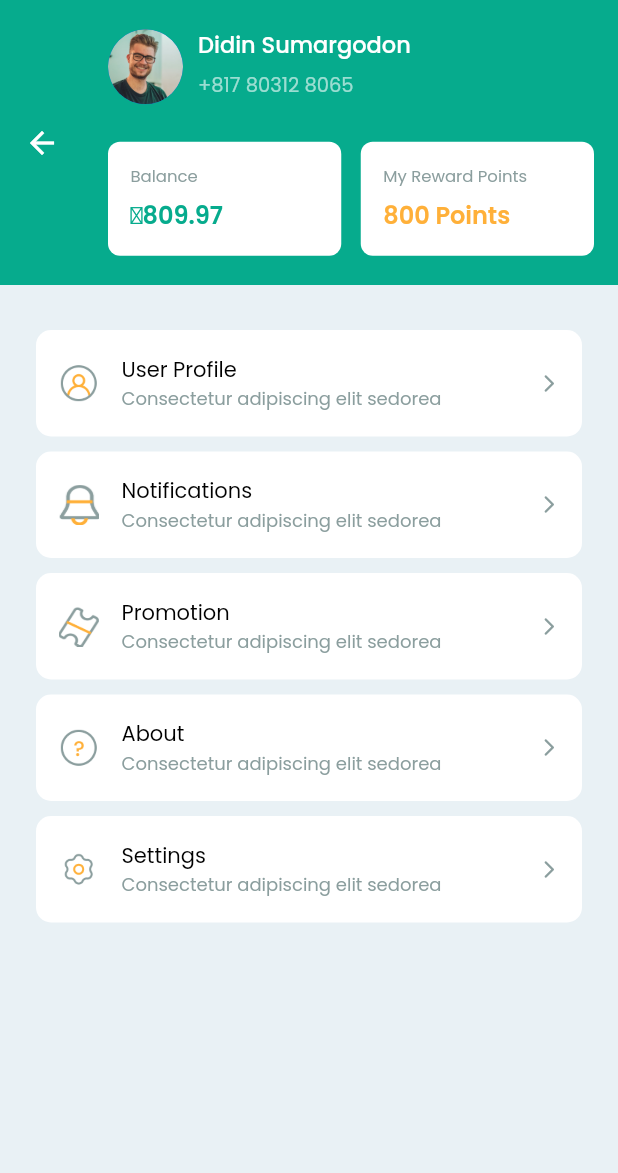
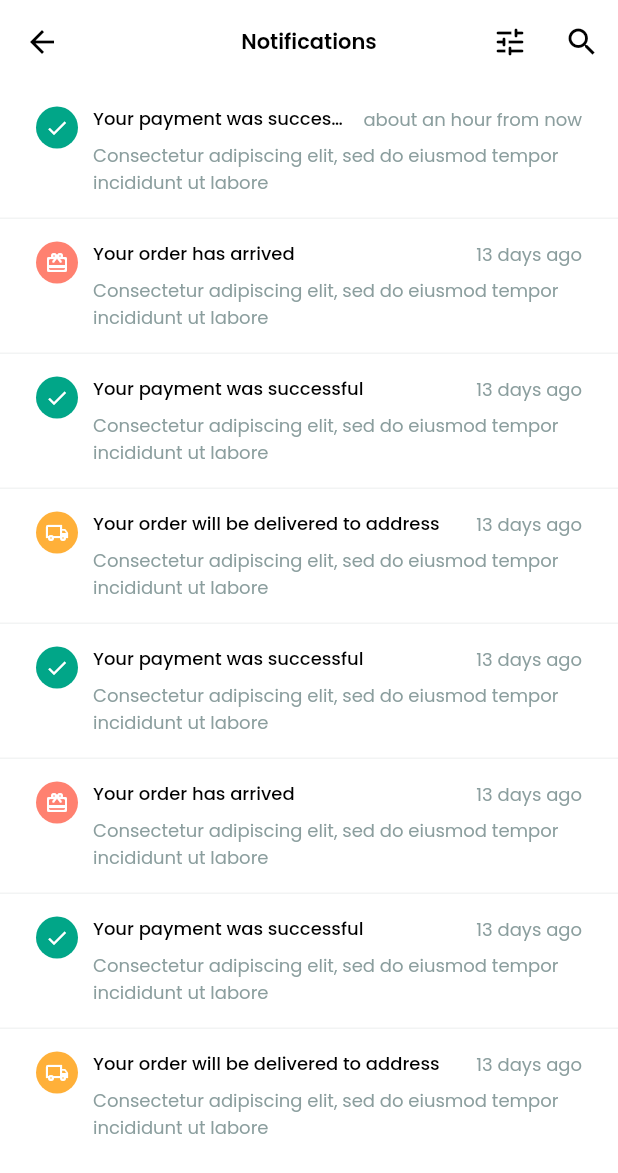
Before and after one commit to Manuelkpatsu/massar_app, a Flutter app: the ProfileScreen screen opened by its route, after a tap on "Notifications", on a phone screen of 412 x 824 dp. Shown: the top 1173 px of the screen. Run offline on Flutter 3.47's test engine with Material 2 defaults, Android fonts, the phone set to English and light mode, and no system bars; our stand-ins replace animated_splash_screen, badges, equatable, google_fonts, page_transition, persistent_bottom_nav_bar and 1 more.

Commit message:
Implement notifications screen

```diff
--- /dev/null
+++ b/lib/models/notification.dart
@@ -0,0 +1,20 @@
+import 'package:equatable/equatable.dart';
+
+enum OrderStatus { success, arrived, onWay }
+
+class NotificationItem extends Equatable {
+  final int id;
+  final OrderStatus status;
+  final String message;
+  final DateTime date;
+
+  const NotificationItem({
+    required this.id,
+    required this.status,
+    required this.message,
+    required this.date,
+  });
+
+  @override
+  List<Object?> get props => [id, status, message, date];
+}
--- a/lib/router.dart
+++ b/lib/router.dart
@@ -5,6 +5,7 @@ import 'screens/auth/register/register_screen.dart';
 import 'screens/main_app/feeds/feeds_screen.dart';
 import 'screens/main_app/home/home_screen.dart';
 import 'screens/main_app/main_app.dart';
+import 'screens/main_app/notifications/notifications_screen.dart';
 import 'screens/main_app/products/products_screen.dart';
 import 'screens/main_app/profile/profile_screen.dart';
 import 'screens/main_app/promotion/promotion_screen.dart';
@@ -31,6 +32,8 @@ class AppRouter {
         return MaterialPageRoute(builder: (_) => const ProductsScreen());
       case PromotionScreen.routeName:
         return MaterialPageRoute(builder: (_) => const PromotionScreen());
+      case NotificationsScreen.routeName:
+        return MaterialPageRoute(builder: (_) => const NotificationsScreen());
       default:
         return MaterialPageRoute(
           builder: (_) => Scaffold(
--- a/lib/screens/main_app/main_app.dart
+++ b/lib/screens/main_app/main_app.dart
@@ -8,6 +8,7 @@ import 'package:persistent_bottom_nav_bar/persistent_tab_view.dart';
 
 import 'feeds/feeds_screen.dart';
 import 'home/home_screen.dart';
+import 'notifications/notifications_screen.dart';
 import 'products/products_screen.dart';
 import 'profile/profile_screen.dart';
 import 'promotion/promotion_screen.dart';
@@ -102,7 +103,7 @@ class _MainAppState extends State<MainApp> {
           CustomBadge(
             icon: Icons.notifications_none_rounded,
             text: '0',
-            onTap: () {},
+            onTap: () => Navigator.of(context).pushNamed(NotificationsScreen.routeName),
           ),
           CustomBadge(
             icon: Icons.shopping_cart_outlined,
--- /dev/null
+++ b/lib/screens/main_app/notifications/notifications_screen.dart
@@ -0,0 +1,110 @@
+import 'package:flutter/material.dart';
+import 'package:massar_app/models/notification.dart';
+import 'package:massar_app/screens/main_app/widgets/screen_title.dart';
+import 'package:massar_app/theme/custom_color.dart';
+
+import 'widgets/notification_tile.dart';
+
+class NotificationsScreen extends StatelessWidget {
+  static const routeName = '/notifications';
+
+  const NotificationsScreen({Key? key}) : super(key: key);
+
+  @override
+  Widget build(BuildContext context) {
+    final List<NotificationItem> notifications = [
+      NotificationItem(
+        id: 1,
+        status: OrderStatus.success,
+        message:
+            'Consectetur adipiscing elit, sed do eiusmod tempor incididunt ut labore',
+        date: DateTime(2023, 2, 2, 11, 19, 10),
+      ),
+      NotificationItem(
+        id: 2,
+        status: OrderStatus.arrived,
+        message:
+        'Consectetur adipiscing elit, sed do eiusmod tempor incididunt ut labore',
+        date: DateTime(2023, 1, 20, 11, 30, 10),
+      ),
+      NotificationItem(
+        id: 3,
+        status: OrderStatus.success,
+        message:
+        'Consectetur adipiscing elit, sed do eiusmod tempor incididunt ut labore',
+        date: DateTime(2023, 1, 20, 11, 30, 10),
+      ),
+      NotificationItem(
+        id: 4,
+        status: OrderStatus.onWay,
+        message:
+        'Consectetur adipiscing elit, sed do eiusmod tempor incididunt ut labore',
+        date: DateTime(2023, 1, 20, 11, 30, 10),
+      ),
+      NotificationItem(
+        id: 5,
+        status: OrderStatus.success,
+        message:
+        'Consectetur adipiscing elit, sed do eiusmod tempor incididunt ut labore',
+        date: DateTime(2023, 1, 20, 11, 30, 10),
+      ),
+      NotificationItem(
+        id: 6,
+        status: OrderStatus.arrived,
+        message:
+        'Consectetur adipiscing elit, sed do eiusmod tempor incididunt ut labore',
+        date: DateTime(2023, 1, 20, 11, 30, 10),
+      ),
+      NotificationItem(
+        id: 7,
+        status: OrderStatus.success,
+        message:
+        'Consectetur adipiscing elit, sed do eiusmod tempor incididunt ut labore',
+        date: DateTime(2023, 1, 20, 11, 30, 10),
+      ),
+      NotificationItem(
+        id: 8,
+        status: OrderStatus.onWay,
+        message:
+        'Consectetur adipiscing elit, sed do eiusmod tempor incididunt ut labore',
+        date: DateTime(2023, 1, 20, 11, 30, 10),
+      ),
+    ];
+
+    return Scaffold(
+      backgroundColor: Colors.white,
+      appBar: AppBar(
+        centerTitle: true,
+        title: const ScreenTitleText(title: 'Notifications'),
+        actions: [
+          IconButton(
+            splashRadius: 20,
+            onPressed: () {},
+            icon: const Icon(Icons.tune_rounded),
+          ),
+          IconButton(
+            splashRadius: 20,
+            onPressed: () {},
+            icon: const Icon(Icons.search),
+          ),
+        ],
+      ),
+      body: ListView.separated(
+        itemBuilder: (ctx, index) {
+          final NotificationItem notificationItem = notifications[index];
+
+          return NotificationTile(
+            notification: notificationItem,
+            onTap: () {},
+          );
+        },
+        separatorBuilder: (ctx, index) => Divider(
+          color: CustomColor.greyColor.withOpacity(0.2),
+          thickness: 1.0,
+          height: 0,
+        ),
+        itemCount: notifications.length,
+      ),
+    );
+  }
+}
--- /dev/null
+++ b/lib/screens/main_app/notifications/widgets/notification_tile.dart
@@ -0,0 +1,114 @@
+import 'package:flutter/material.dart';
+import 'package:massar_app/models/notification.dart';
+import 'package:massar_app/theme/custom_color.dart';
+import 'package:timeago/timeago.dart' as timeago;
+
+class NotificationTile extends StatelessWidget {
+  final NotificationItem notification;
+  final VoidCallback onTap;
+
+  const NotificationTile({
+    Key? key,
+    required this.notification,
+    required this.onTap,
+  }) : super(key: key);
+
+  @override
+  Widget build(BuildContext context) {
+    Color orderBackgroundColor() {
+      switch (notification.status) {
+        case OrderStatus.success:
+          return CustomColor.greenColor;
+        case OrderStatus.onWay:
+          return CustomColor.buttonColor;
+        case OrderStatus.arrived:
+          return CustomColor.redColor;
+      }
+    }
+
+    String orderTitle() {
+      switch (notification.status) {
+        case OrderStatus.success:
+          return 'Your payment was successful';
+        case OrderStatus.onWay:
+          return 'Your order will be delivered to address';
+        case OrderStatus.arrived:
+          return 'Your order has arrived';
+      }
+    }
+
+    IconData orderIcon() {
+      switch (notification.status) {
+        case OrderStatus.success:
+          return Icons.check;
+        case OrderStatus.onWay:
+          return Icons.local_shipping_outlined;
+        case OrderStatus.arrived:
+          return Icons.redeem_rounded;
+      }
+    }
+
+    return InkWell(
+      onTap: onTap,
+      child: Ink(
+        padding: const EdgeInsets.symmetric(horizontal: 24, vertical: 15),
+        child: Row(
+          crossAxisAlignment: CrossAxisAlignment.start,
+          children: [
+            CircleAvatar(
+              radius: 14,
+              backgroundColor: orderBackgroundColor(),
+              child: Center(
+                child: Icon(orderIcon(), color: Colors.white, size: 16),
+              ),
+            ),
+            const SizedBox(width: 10),
+            Expanded(
+              child: Column(
+                crossAxisAlignment: CrossAxisAlignment.start,
+                children: [
+                  Row(
+                    mainAxisAlignment: MainAxisAlignment.spaceBetween,
+                    children: [
+                      Expanded(
+                        child: Text(
+                          orderTitle(),
+                          maxLines: 1,
+                          overflow: TextOverflow.ellipsis,
+                          style: const TextStyle(
+                            fontSize: 12,
+                            color: Colors.black,
+                            fontWeight: FontWeight.w500,
+                            height: 1.17,
+                          ),
+                        ),
+                      ),
+                      const SizedBox(width: 10),
+                      Text(
+                        timeago.format(notification.date, allowFromNow: true),
+                        style: const TextStyle(
+                          fontSize: 12,
+                          color: CustomColor.labelColor,
+                          fontWeight: FontWeight.w400,
+                        ),
+                      ),
+                    ],
+                  ),
+                  const SizedBox(height: 6),
+                  Text(
+                    notification.message,
+                    style: const TextStyle(
+                      fontSize: 12,
+                      color: CustomColor.labelColor,
+                      fontWeight: FontWeight.w400,
+                    ),
+                  ),
+                ],
+              ),
+            ),
+          ],
+        ),
+      ),
+    );
+  }
+}
--- a/lib/screens/main_app/profile/profile_screen.dart
+++ b/lib/screens/main_app/profile/profile_screen.dart
@@ -1,5 +1,6 @@
 import 'package:flutter/material.dart';
 import 'package:massar_app/models/profile_item.dart';
+import 'package:massar_app/screens/main_app/notifications/notifications_screen.dart';
 import 'package:massar_app/screens/main_app/profile/widgets/profile_nav_tile.dart';
 import 'package:massar_app/screens/main_app/promotion/promotion_screen.dart';
 import 'package:massar_app/screens/widgets/profile_photo.dart';
@@ -29,7 +30,14 @@ class ProfileScreen extends StatelessWidget {
         image: 'assets/images/profile-bell.png',
         title: 'Notifications',
         subTitle: 'Consectetur adipiscing elit sedorea',
-        onTap: () {},
+        onTap: () {
+          PersistentNavBarNavigator.pushNewScreen(
+            context,
+            screen: const NotificationsScreen(),
+            withNavBar: false,
+            pageTransitionAnimation: PageTransitionAnimation.cupertino,
+          );
+        },
       ),
       ProfileItem(
         image: 'assets/images/profile-promotion.png',
--- a/lib/screens/main_app/promotion/promotion_screen.dart
+++ b/lib/screens/main_app/promotion/promotion_screen.dart
@@ -1,4 +1,5 @@
 import 'package:flutter/material.dart';
+import 'package:massar_app/screens/main_app/notifications/notifications_screen.dart';
 import 'package:massar_app/screens/main_app/widgets/screen_title.dart';
 import 'package:massar_app/screens/widgets/banner_tile.dart';
 import 'package:massar_app/screens/widgets/custom_badge.dart';
@@ -30,7 +31,7 @@ class PromotionScreen extends StatelessWidget {
           CustomBadge(
             icon: Icons.notifications_none_rounded,
             text: '0',
-            onTap: () {},
+            onTap: () => Navigator.of(context).pushNamed(NotificationsScreen.routeName),
           ),
         ],
       ),
--- a/lib/screens/widgets/custom_badge.dart
+++ b/lib/screens/widgets/custom_badge.dart
@@ -16,10 +16,10 @@ class CustomBadge extends StatelessWidget {
 
   @override
   Widget build(BuildContext context) {
-    return Padding(
-      padding: const EdgeInsets.only(right: 10),
-      child: Badge(
-        onTap: onTap,
+    return IconButton(
+      splashRadius: 20,
+      onPressed: onTap,
+      icon: Badge(
         badgeContent: Text(
           text,
           style: const TextStyle(
--- a/pubspec.yaml
+++ b/pubspec.yaml
@@ -15,7 +15,8 @@ dependencies:
   equatable: ^2.0.5
   persistent_bottom_nav_bar: ^5.0.2
   badges: ^3.0.2
-  intl: ^0.18.0
+  intl: ^0.17.0
+  timeago: ^3.3.0
   cupertino_icons: ^1.0.2
 
 dev_dependencies:
```
Also changed, not shown: pubspec.lock.
